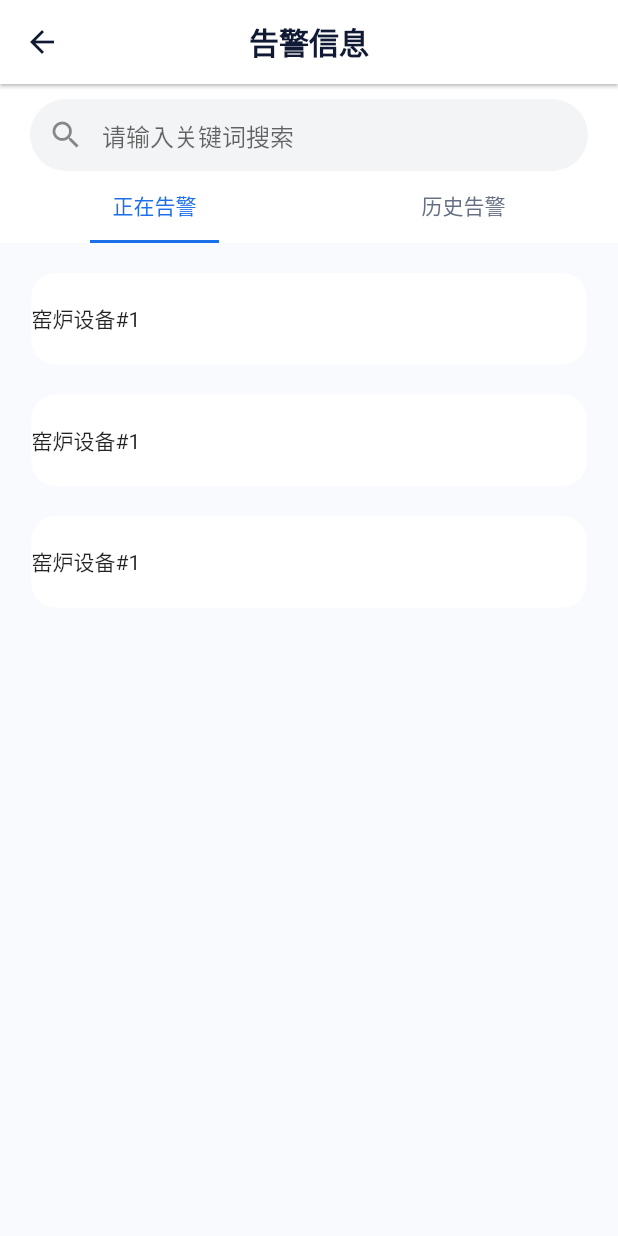
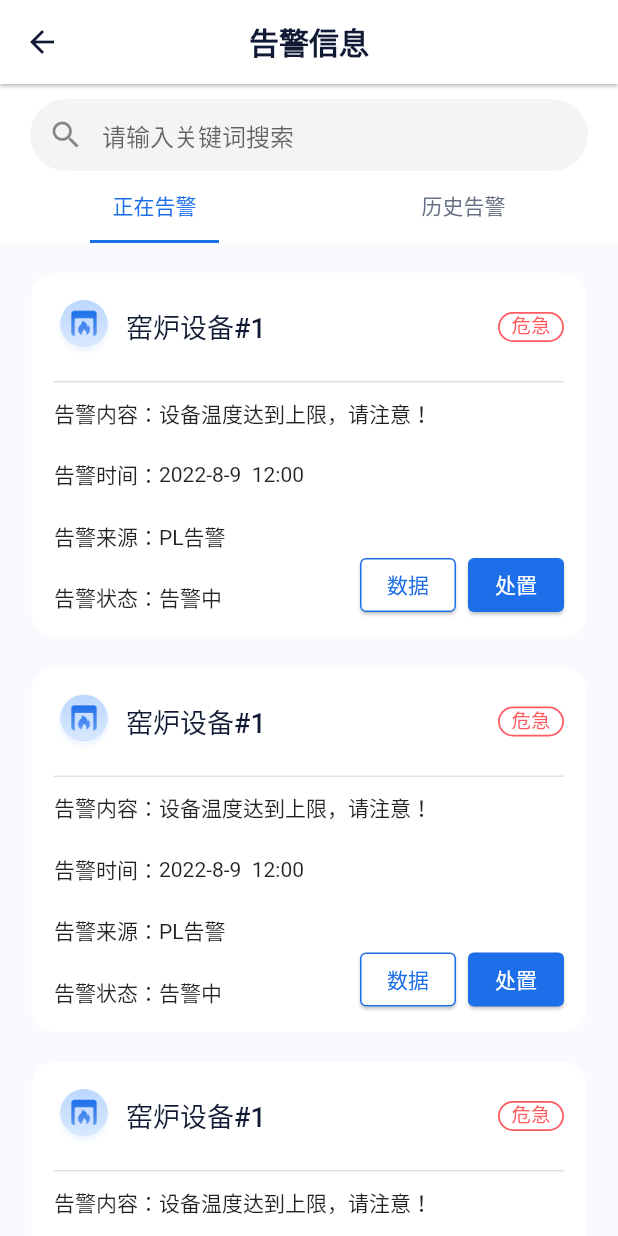
Before and after one commit to yuanyong129/flutter_study, a Flutter app: the WarningInfoPage screen opened by its route, on a phone screen of 412 x 824 dp. Run offline on Flutter 3.47's test engine with Material 2 defaults, Android fonts, the phone set to English and light mode, and no system bars.

Commit message:
feat: 告警信息基础页面样式完成

```diff
--- a/lib/common/index.dart
+++ b/lib/common/index.dart
@@ -25,6 +25,8 @@ class MyImages {
       Image.asset('lib/assets/images/equipment-img.png');
   static Image recordTemperature =
       Image.asset('lib/assets/images/card-temperature.png');
+  static Image fireCircleIcon =
+      Image.asset('lib/assets/images/fire-circle.png');
 }
 
 class EquipmentStatus {
--- a/lib/pages/warning_info.dart
+++ b/lib/pages/warning_info.dart
@@ -1,3 +1,4 @@
+import 'package:baoquan_app/common/index.dart';
 import 'package:flutter/material.dart';
 import 'package:baoquan_app/common/styles.dart';
 
@@ -86,17 +87,19 @@ class _WarningInfoPageState extends State<WarningInfoPage>
                     decoration: const BoxDecoration(),
                     child: ListView(
                       padding: const EdgeInsets.only(bottom: 20),
-                      children: const [
-                        WarningInfoItemWidget(),
-                        WarningInfoItemWidget(),
-                        WarningInfoItemWidget()
+                      children: [
+                        WarningInfoItemWidget(icon: MyImages.fireCircleIcon),
+                        WarningInfoItemWidget(icon: MyImages.fireCircleIcon),
+                        WarningInfoItemWidget(icon: MyImages.fireCircleIcon)
                       ],
                     )),
                 Container(
-                  padding: const EdgeInsets.only(top: 20, bottom: 20),
+                  padding: const EdgeInsets.only(bottom: 20),
                   child: ListView(
-                    children: const [
-                      Text('1'),
+                    children: [
+                      WarningInfoItemWidget(icon: MyImages.fireIcon),
+                      WarningInfoItemWidget(icon: MyImages.fireIcon),
+                      WarningInfoItemWidget(icon: MyImages.fireIcon)
                     ],
                   ),
                 )
@@ -108,14 +111,15 @@ class _WarningInfoPageState extends State<WarningInfoPage>
 }
 
 class WarningInfoItemWidget extends StatelessWidget {
-  const WarningInfoItemWidget({Key? key}) : super(key: key);
-
+  const WarningInfoItemWidget({Key? key, required this.icon}) : super(key: key);
+  final Image icon;
   @override
   Widget build(BuildContext context) {
     return Align(
         alignment: Alignment.center,
         child: Container(
           margin: const EdgeInsets.only(top: 20),
+          padding: const EdgeInsets.only(left: 15, right: 15, bottom: 6),
           width: 370,
           decoration: const BoxDecoration(
               color: Colors.white,
@@ -123,13 +127,104 @@ class WarningInfoItemWidget extends StatelessWidget {
           child: Column(
             children: [
               Padding(
-                  padding: const EdgeInsets.only(top: 20, bottom: 20),
+                  padding: const EdgeInsets.only(top: 16, bottom: 16),
                   child: Flex(
                     direction: Axis.horizontal,
-                    children: const [Text('窑炉设备#1')],
-                  ))
+                    children: [
+                      Container(
+                          width: 40,
+                          height: 40,
+                          margin: const EdgeInsets.only(right: 8),
+                          child: icon),
+                      const Expanded(
+                          child: Text('窑炉设备#1',
+                              style: TextStyle(
+                                  fontSize: 18,
+                                  fontWeight: FontWeight.w500,
+                                  color: Color(0xFF111A34)))),
+                      const KilnStatusWidget()
+                    ],
+                  )),
+              Container(
+                  height: 1,
+                  decoration: const BoxDecoration(
+                      color: Color.fromRGBO(0, 0, 0, 0.12))),
+              Stack(
+                children: [
+                  Column(
+                    children: const [
+                      KilnContentWidget(
+                          label: '告警内容：', content: '设备温度达到上限，请注意！'),
+                      KilnContentWidget(
+                          label: '告警时间：', content: '2022-8-9  12:00'),
+                      KilnContentWidget(label: '告警来源：', content: 'PL告警'),
+                      KilnContentWidget(label: '告警状态：', content: '告警中')
+                    ],
+                  ),
+                  Positioned(
+                      right: 0,
+                      bottom: 5,
+                      child: Row(
+                        children: [
+                          OutlinedButton(
+                              onPressed: () {},
+                              style: OutlinedButton.styleFrom(
+                                  backgroundColor: const Color(0xFFFFFFFF),
+                                  elevation: 1,
+                                  side: const BorderSide(
+                                      color: Color(0xFF1D6FE9)),
+                                  primary: const Color(0xFF1D6FE9)),
+                              child: const Text('数据')),
+                          Container(
+                              margin: const EdgeInsets.only(left: 8),
+                              child: ElevatedButton(
+                                  style: ElevatedButton.styleFrom(
+                                      elevation: 1,
+                                      primary: const Color(0xFF1D6FE9)),
+                                  onPressed: () {},
+                                  child: const Text('处置')))
+                        ],
+                      ))
+                ],
+              )
             ],
           ),
         ));
   }
 }
+
+class KilnContentWidget extends StatelessWidget {
+  const KilnContentWidget(
+      {Key? key, required this.label, required this.content})
+      : super(key: key);
+  final String label;
+  final String content;
+  @override
+  Widget build(BuildContext context) {
+    return Padding(
+      padding: const EdgeInsets.only(top: 10, bottom: 10),
+      child: Row(
+        children: [Text(label), Text(content)],
+      ),
+    );
+  }
+}
+
+/// 窑炉状态widget
+class KilnStatusWidget extends StatelessWidget {
+  const KilnStatusWidget({Key? key}) : super(key: key);
+
+  @override
+  Widget build(BuildContext context) {
+    return Container(
+        width: 44,
+        height: 20,
+        decoration: BoxDecoration(
+            borderRadius: const BorderRadius.all(Radius.circular(20)),
+            border: Border.all(color: const Color(0xFFFF5B60), width: 1.2)),
+        child: const Text('危急',
+            textAlign: TextAlign.center,
+            style: TextStyle(
+                fontSize: 13, height: 1.3, color: Color(0xFFFF5B60))));
+  }
+}
```
Also changed, not shown: lib/assets/images/fire-circle.png (added).
